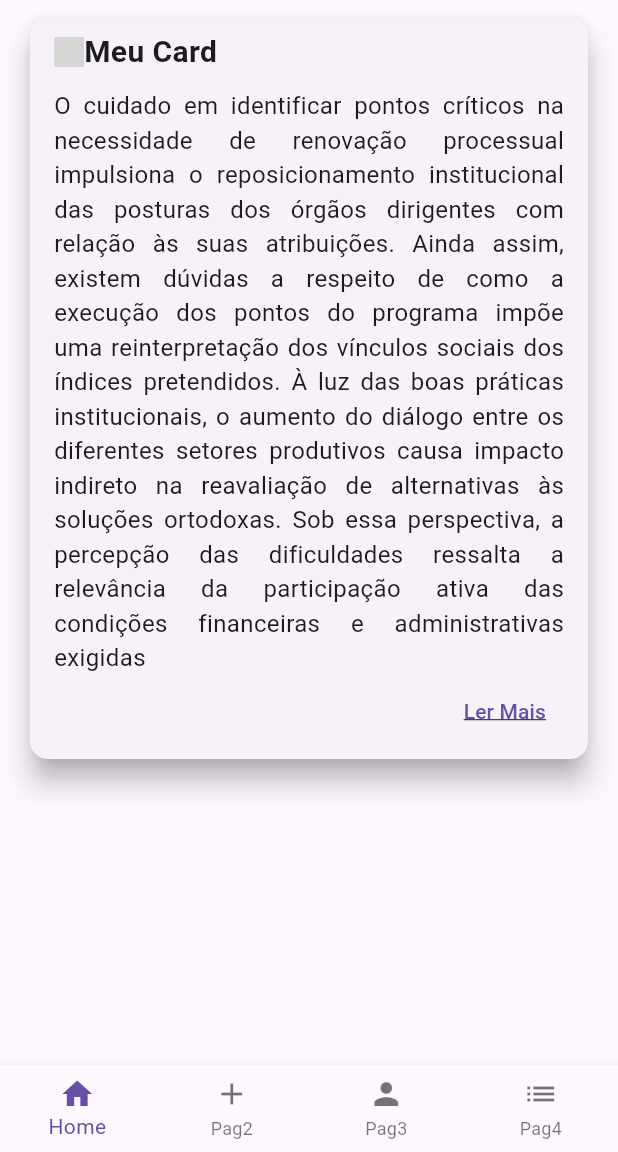
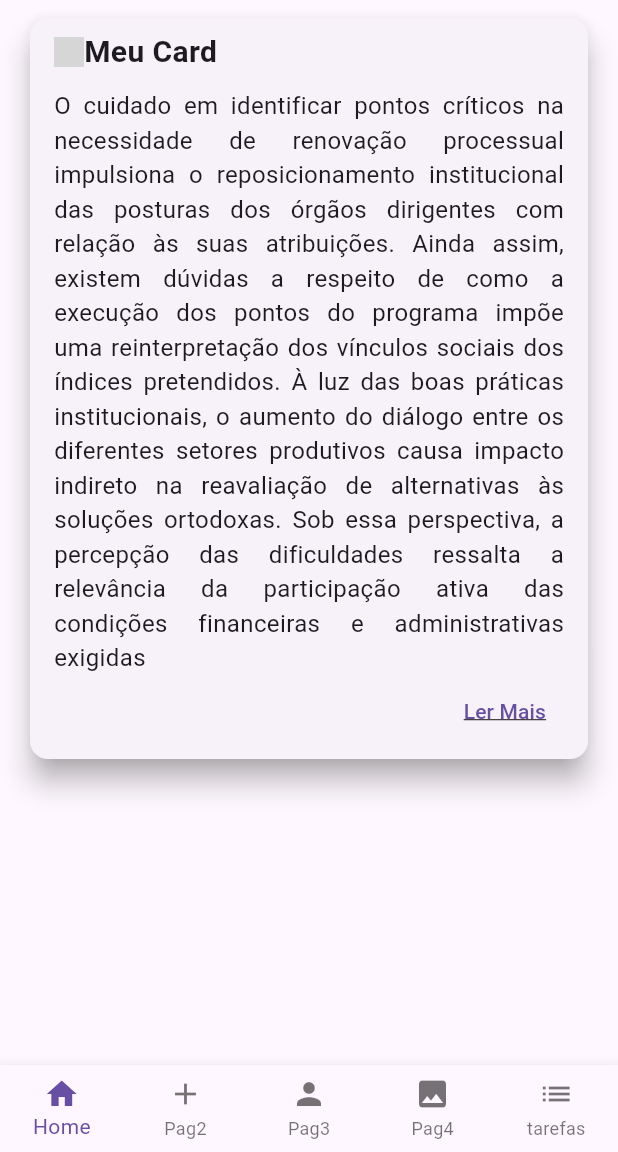
Before and after one commit to leofsousa/flutter-project-dio, a Flutter app: the screen it shows after launch, on a phone screen of 412 x 824 dp, the part 84-1236 px from its top. Run offline on Flutter 3.47's test engine with Material 3 defaults, Android fonts, the phone set to English and light mode, and no system bars; network calls fail; grey boxes are pictures that could not be loaded.

Commit message:
page criada

```diff
--- a/flutter_apk_1/lib/pages/main_page.dart
+++ b/flutter_apk_1/lib/pages/main_page.dart
@@ -3,6 +3,7 @@ import 'package:flutter_apk_1/pages/card_page.dart';
 import 'package:flutter_apk_1/pages/image_assets.dart';
 import 'package:flutter_apk_1/pages/list_view.dart';
 import 'package:flutter_apk_1/pages/list_view_h.dart';
+import 'package:flutter_apk_1/pages/tarefa_page.dart';
 import 'package:flutter_apk_1/shared/widgets/custom_drawer.dart';
 
 class MainPage extends StatefulWidget {
@@ -39,11 +40,12 @@ class _MainPageState extends State<MainPage> {
                   ImageAssetsPage(),
                   ListViewPage(),
                   ListViewHorizontal(),
+                  TarefaPage(),
                 ],
               ),
             ),
             BottomNavigationBar(
-              type: BottomNavigationBarType.fixed,
+                type: BottomNavigationBarType.fixed,
                 onTap: (value) {
                   controller.jumpToPage(value);
                 },
@@ -55,7 +57,9 @@ class _MainPageState extends State<MainPage> {
                   BottomNavigationBarItem(
                       label: "Pag3", icon: Icon(Icons.person)),
                   BottomNavigationBarItem(
-                      label: "Pag4", icon: Icon(Icons.list)),
+                      label: "Pag4", icon: Icon(Icons.image)),
+                  BottomNavigationBarItem(
+                      label: "tarefas", icon: Icon(Icons.list)),
                 ])
           ],
         ),
```
Also changed, not shown: flutter_apk_1/lib/pages/tarefa_page.dart (added, +45 -0 lines).
